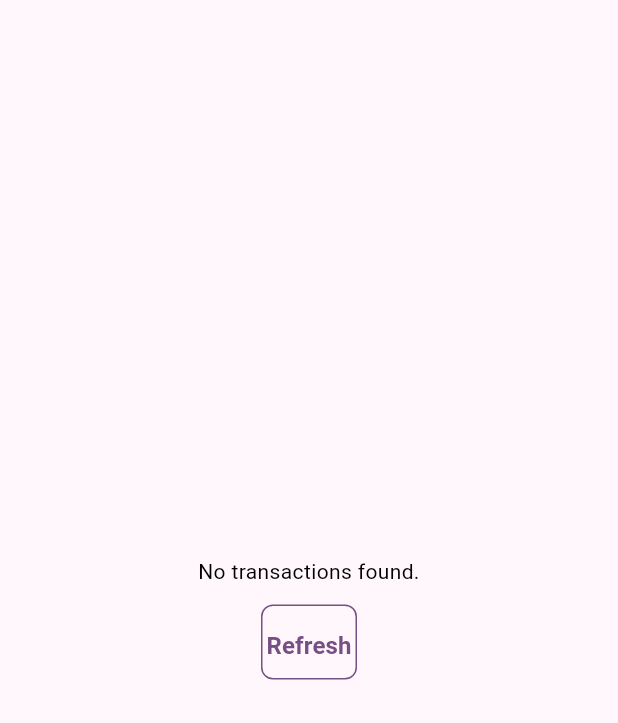
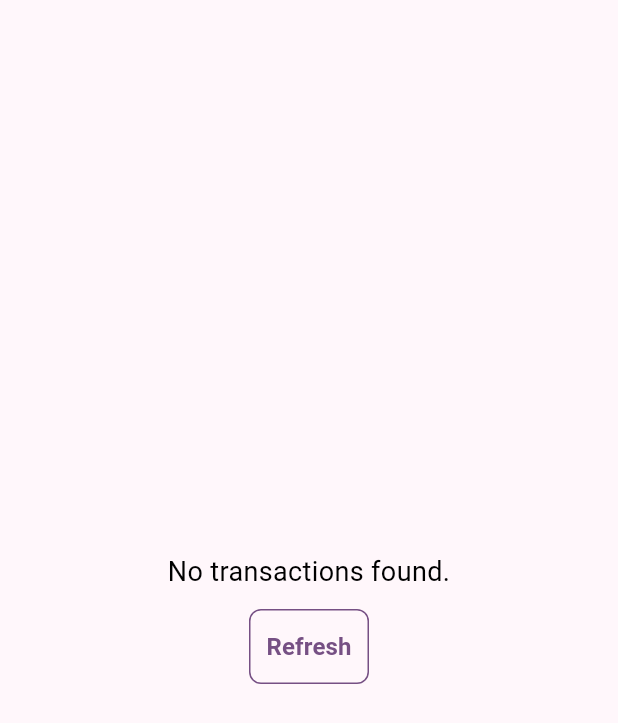
Before and after one commit to sanghavigit/flutterProjectBFSI, a Flutter app: the _EmptyView widget shown alone on an empty page, opened directly, on a phone screen of 412 x 824 dp. Shown: the top 723 px of the screen. Run offline on Flutter 3.47's test engine with Material 3 defaults, Android fonts, the phone set to English and light mode, and no system bars; our stand-ins replace bloc, flutter_bloc, flutter_secure_storage, shimmer; accounts and stored records are empty.

Commit message:
pubspec updated

```diff
--- a/lib/transaction/presentation/transaction_list_screen.dart
+++ b/lib/transaction/presentation/transaction_list_screen.dart
@@ -414,10 +414,13 @@ class _EmptyView extends StatelessWidget {
             const CustomText(
               'No transactions found.',
               textAlign: TextAlign.center,
+              fontSize: 18,
             ),
             Space.vertical(12),
             CustomButton(
               text: 'Refresh',
+              padding: const EdgeInsets.all(6.0),
+              width: 80,
               onPressed: () => onRefresh(),
               type: ButtonType.outlined,
             ),
```
